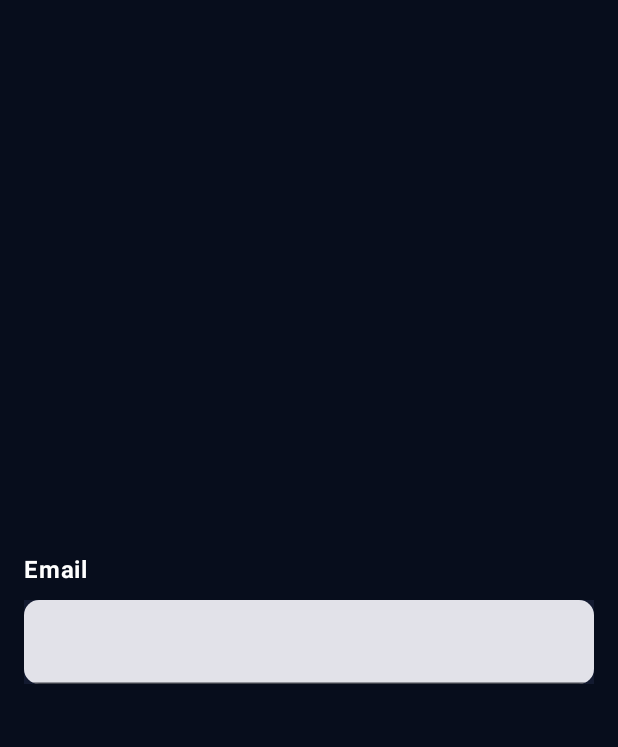
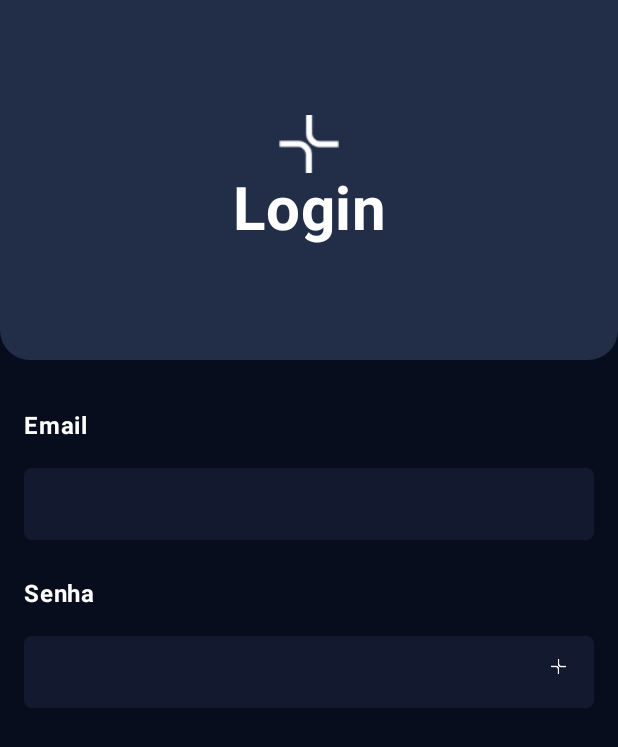
Before and after one commit to Ogabrielelias/Fiap-Fase05-Cap-01, an Android app built with Jetpack Compose: the screen it shows after launch (MainActivity), on a phone screen of 412 x 824 dp. Shown: the top 747 px of the screen. Run offline under Robolectric (Android 15) with nearby library versions, the phone set to English and light mode, and no system bars.

Commit message:
feat(login form) login inputs component creation and configuration

```diff
--- a/app/src/main/java/br/com/fiap/saudeplena/screens/LoginScreen.kt
+++ b/app/src/main/java/br/com/fiap/saudeplena/screens/LoginScreen.kt
@@ -13,6 +13,9 @@ import androidx.compose.foundation.layout.width
 import androidx.compose.foundation.shape.RoundedCornerShape
 import androidx.compose.foundation.text.KeyboardOptions
 import androidx.compose.material3.ExperimentalMaterial3Api
+import androidx.compose.material3.Icon
+import androidx.compose.material3.IconButton
+import androidx.compose.material3.OutlinedTextField
 import androidx.compose.material3.Surface
 import androidx.compose.material3.Text
 import androidx.compose.material3.TextField
@@ -29,17 +32,27 @@ import androidx.compose.ui.text.style.TextAlign
 import androidx.compose.ui.unit.dp
 import androidx.compose.ui.unit.sp
 import androidx.compose.material3.TextFieldDefaults
+import androidx.compose.runtime.getValue
+import androidx.compose.runtime.setValue
+import androidx.compose.ui.draw.shadow
+import androidx.compose.ui.focus.onFocusChanged
+import androidx.compose.ui.text.input.PasswordVisualTransformation
+import androidx.compose.ui.text.input.VisualTransformation
 import androidx.navigation.NavController
+import br.com.fiap.saudeplena.R
 import br.com.fiap.saudeplena.ui.theme.SaudePlenaTheme
 
 @Composable
 fun LoginScreen (navController: NavController) {
-    //LoginTopHeader()
+    Column(
+        verticalArrangement = Arrangement.spacedBy(32.dp)
+    ) {
+        LoginTopHeader()
         LoginBody()
+    }
 }
 
 
-/*
 @Composable
 fun LoginTopHeader() {
     val image = painterResource(R.drawable.plus)
@@ -79,51 +92,166 @@ fun LoginTopHeader() {
         }
     }
 }
-*/
 
 @OptIn(ExperimentalMaterial3Api::class)
 @Composable
 fun LoginBody() {
 
-    var textFieldValue = remember {
+    var emailValue = remember {
         mutableStateOf("")
     }
+
+    var senhaValue = remember {
+        mutableStateOf("")
+    }
+
     Box(
-        modifier = Modifier.fillMaxSize(),
-        contentAlignment = Alignment.Center,
+        modifier = Modifier
+            .fillMaxSize()
+            .padding(horizontal = 16.dp)
     ){
         Column(
-            verticalArrangement = Arrangement.Center,
+            verticalArrangement = Arrangement.spacedBy(24.dp)
         ) {
+            Input(
+                label = "Email",
+                value = emailValue.value,
+                onChange = { value -> emailValue.value = value }
+            )
+
+            Input(
+                label = "Senha",
+                value = senhaValue.value,
+                onChange = { value -> senhaValue.value = value },
+                type = "password"
+            )
+        }
+    }
+}
+
+@OptIn(ExperimentalMaterial3Api::class)
+@Composable
+fun Input(
+    label:String,
+    value:String,
+    onChange:(value:String) -> Unit,
+    type: String = ""
+){
+
+    var inputIsFocused = remember {
+        mutableStateOf("")
+    }
+
+    var password = remember {
+        mutableStateOf("")
+    }
+    var passwordVisible : Boolean by remember{
+        mutableStateOf(false)
+    }
+
     Column(
-                modifier = Modifier.padding(16.dp),
         verticalArrangement = Arrangement.spacedBy(8.dp),
     ){
         Text(
-                    text = "Email",
+            text = label,
             fontSize = 16.sp,
             fontWeight = FontWeight.Bold,
             color = Color(0xFFFFFFFF)
         )
-
-                TextField(
-                    value = textFieldValue.value,
+        OutlinedTextFieldBackground(
+            Color(0xFF131A30),
+            isFocused = inputIsFocused.value == "Active"
+        ) {
+            if(type === "password"){
+                OutlinedTextField(
+                    value = value,
                     onValueChange = { value ->
-                        textFieldValue.value = value
+                        onChange(value)
                     },
                     shape = RoundedCornerShape(10.dp),
                     modifier = Modifier
                         .fillMaxWidth()
-                        .background(Color(0xFF131A30)),
+                        .onFocusChanged { state ->
+                            inputIsFocused.value = state.toString()
+                        },
                     keyboardOptions = KeyboardOptions(keyboardType = KeyboardType.Email),
                     colors = TextFieldDefaults.textFieldColors(
                         textColor = Color.White,
                         cursorColor = Color.White,
                         focusedIndicatorColor = Color(0xFF0E52C7),
-                        placeholderColor = Color.Gray,
+                        containerColor = Color.Transparent,
+                        unfocusedIndicatorColor = Color.Transparent
+                    ),
+                    visualTransformation = if (passwordVisible) VisualTransformation.None else PasswordVisualTransformation(),
+                    trailingIcon = {
+                        IconButton(onClick = {
+                            passwordVisible = !passwordVisible
+                        }) {
+                            Image(painter = painterResource(R.drawable.plus),
+                                contentDescription = null,
+                                Modifier
+                                    .height(10.dp)
+                                    .width(10.dp))
+                        }
+                    }
+                )
+            }else {
+                OutlinedTextField(
+                    value = value,
+                    onValueChange = { value ->
+                        onChange(value)
+                    },
+                    shape = RoundedCornerShape(10.dp),
+                    modifier = Modifier
+                        .fillMaxWidth()
+                        .onFocusChanged { state ->
+                            inputIsFocused.value = state.toString()
+                        },
+                    keyboardOptions = KeyboardOptions(keyboardType = KeyboardType.Email),
+                    colors = TextFieldDefaults.textFieldColors(
+                        textColor = Color.White,
+                        cursorColor = Color.White,
+                        focusedIndicatorColor = Color(0xFF0E52C7),
+                        containerColor = Color.Transparent,
+                        unfocusedIndicatorColor = Color.Transparent
                     )
                 )
             }
         }
     }
 }
+@Composable
+fun OutlinedTextFieldBackground(
+    color: Color,
+    isFocused: Boolean,
+    content: @Composable () -> Unit
+) {
+
+    var boxModifier = Modifier
+        .padding(top = 8.dp)
+        .background(
+            color,
+            shape = RoundedCornerShape(5.dp)
+        )
+
+    if (isFocused){
+        boxModifier = Modifier
+            .shadow(
+                elevation = 10.dp,
+                shape = RoundedCornerShape(8.dp),
+                ambientColor = Color(0xFF0E52C7),
+                spotColor = Color(0xFF0E52C7),
+            )
+            .background(
+                color,
+                shape = RoundedCornerShape(5.dp)
+            )
+    }
+
+    Box {
+        Box(
+            modifier = boxModifier.matchParentSize()
+        )
+        content()
+    }
+}
```
Lines whose indentation alone changed are shown as unchanged.
